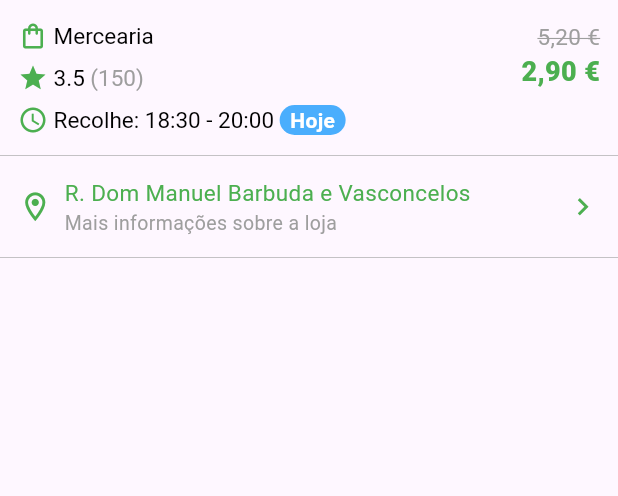
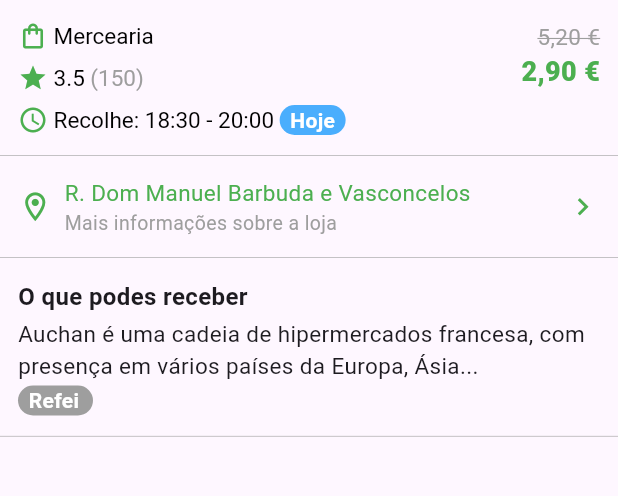
Before and after one commit to Migas77/homework_cm, a Flutter app: the screen it shows after launch, after a tap on an icon or button, on a phone screen of 412 x 824 dp, the part 342-838 px from its top. Run offline on Flutter 3.47's test engine with Material 3 defaults, Android fonts, the phone set to English and light mode, and no system bars; our stand-ins replace animated_toggle_switch, google_maps_flutter.

Commit message:
store description WIP

```diff
--- a/lib/data/stores.dart
+++ b/lib/data/stores.dart
@@ -9,6 +9,7 @@ class Store {
   String closingRetrievalHours;
   String address;
   String mealType;
+  String description;
   List<Highlight> top3Highlights;
   int availableSurpriseBags;
   int last6monthsReviewCount;
@@ -24,6 +25,7 @@ class Store {
     required this.closingRetrievalHours,
     required this.address,
     required this.mealType,
+    required this.description,
     required this.top3Highlights,
     required this.availableSurpriseBags,
     required this.last6monthsReviewCount,
@@ -52,6 +54,7 @@ List<Store> stores = [
       closingRetrievalHours: "20:00",
       address: "R. Dom Manuel Barbuda e Vasconcelos",
       mealType: "Mercearia",
+      description: "Auchan é uma cadeia de hipermercados francesa, com presença em vários países da Europa, Ásia...",
       top3Highlights: [hQualityPriceRatio, hDeliciousFood, hFriendlyStaff],
       availableSurpriseBags: 4,
       last6monthsReviewCount: 150,
@@ -67,6 +70,7 @@ List<Store> stores = [
       closingRetrievalHours: "22:00",
       address: "Rua São Sebastião n 31",
       mealType: "Menu do dia",
+      description: "Saladas + é um restaurante de comida saudável, com uma grande variedade de saladas, wraps, sumos naturais e sobremesas.",
       top3Highlights: [hQualityPriceRatio, hDeliciousFood, hFriendlyStaff],
       availableSurpriseBags: 4,
       last6monthsReviewCount: 290,
@@ -82,6 +86,7 @@ List<Store> stores = [
       closingRetrievalHours: "23:15",
       address: "R. Direita de Aradas 103, 3810-005 Aveiro, Portugal",
       mealType: "Jantar",
+      description: "Wok Home é um restaurante de comida asiática, com uma grande variedade de pratos de wok, sushi, sashimi e sobremesas.",
       top3Highlights: [hQualityPriceRatio, hGoodQuantity, hFastRetrieval],
       availableSurpriseBags: 1,
       last6monthsReviewCount: 213,
@@ -97,6 +102,7 @@ List<Store> stores = [
       closingRetrievalHours: "21:00",
       address: "Via Cândido Teles 7, 3830-126 Ílhavo, Portugal",
       mealType: "Pastelaria",
+      description: "Cidadella é uma pastelaria com uma grande variedade de bolos, doces, salgados e bebidas.",
       top3Highlights: [hQualityPriceRatio, hGoodQuantity, hFastRetrieval],
       availableSurpriseBags: 3,
       last6monthsReviewCount: 178,
@@ -112,6 +118,7 @@ List<Store> stores = [
       closingRetrievalHours: "15:00",
       address: "Centro Comercial Oita, 2.ºpiso, loja 406, Av. Dr. Lourenço Peixinho Loja 406, 3800-140 Aveiro, Portugal",
       mealType: "Refeição",
+      description: "Comphy é um restaurante de comida saudável, com uma grande variedade de pratos saudáveis, sumos naturais e sobremesas.",
       top3Highlights: [hQualityPriceRatio, hFriendlyStaff, hDeliciousFood],
       availableSurpriseBags: 4,
       last6monthsReviewCount: 33,
@@ -127,6 +134,7 @@ List<Store> stores = [
       closingRetrievalHours: "23:00",
       address: "R. do Batalhão de Caçadores 10 2.07, 3810-064 Aveiro, Portugal",
       mealType: "Surprise Bag Média: Pizza à fatia e/ou complementos (Jantar)",
+      description: "Pizza Hut é uma cadeia de restaurantes de fast food especializada em pizza. A Pizza Hut é uma das maiores cadeias de restaurantes de fast food do mundo, com mais de 18.000 restaurantes em todo o mundo.",
       top3Highlights: [hQualityPriceRatio, hDeliciousFood, hFriendlyStaff],
       availableSurpriseBags: 1,
       last6monthsReviewCount: 15,
@@ -142,6 +150,7 @@ List<Store> stores = [
       closingRetrievalHours: "22:00",
       address: "R. do Batalhão de Caçadores 10 Store 2.2a, 3810-064 Aveiro, Portugal",
       mealType: "Refeição pequena (excepto saladas)",
+      description: "Vitaminas é um restaurante de comida saudável, com uma grande variedade de pratos saudáveis, sumos naturais e sobremesas.",
       top3Highlights: [hQualityPriceRatio, hFriendlyStaff, hDeliciousFood],
       availableSurpriseBags: 4,
       last6monthsReviewCount: 47,
--- a/lib/screens/store_screen.dart
+++ b/lib/screens/store_screen.dart
@@ -261,7 +261,6 @@ class StoreScreen extends StatelessWidget {
                       ],
                     ),
                   ),
-
                   const Expanded(
                     child: Column(
                       crossAxisAlignment: CrossAxisAlignment.end,
@@ -284,6 +283,48 @@ class StoreScreen extends StatelessWidget {
               color: Colors.grey,
             ),
 
+            Padding(
+              padding: const EdgeInsets.symmetric(horizontal: 12, vertical: 14),
+              child: Column(
+                crossAxisAlignment: CrossAxisAlignment.start,
+                children: [
+                  const Align(alignment: Alignment.centerLeft, child: Text("O que podes receber", style: TextStyle(
+                    fontWeight: FontWeight.bold,
+                    fontSize: 16,
+                  ))),
+                  const SizedBox(height: 3),
+                  Align(alignment: Alignment.centerLeft, child: Text(store.description, style: const TextStyle(
+                    fontSize: 15,
+                  ))),
+                  const SizedBox(height: 3),
+                  Container(
+                    padding: const EdgeInsets.symmetric(horizontal: 7),
+                    width: 50,
+                    height: 20,
+                    alignment: Alignment.center,
+                    decoration: BoxDecoration(
+                      color: Colors.grey,
+                      borderRadius: BorderRadius.circular(45),
+                    ),
+                    child: const Text('Refeições',
+                      style: TextStyle(
+                        fontWeight: FontWeight.bold,
+                        fontSize: 14,
+                        color: Colors.white,
+                      ),
+                    ),
+                  )
+                ],
+              )
+            ),
+
+            const Divider(
+              height: 0,
+              thickness: 0.4,
+              color: Colors.grey,
+            ),
+
+
           ],
         );
       }),
```
